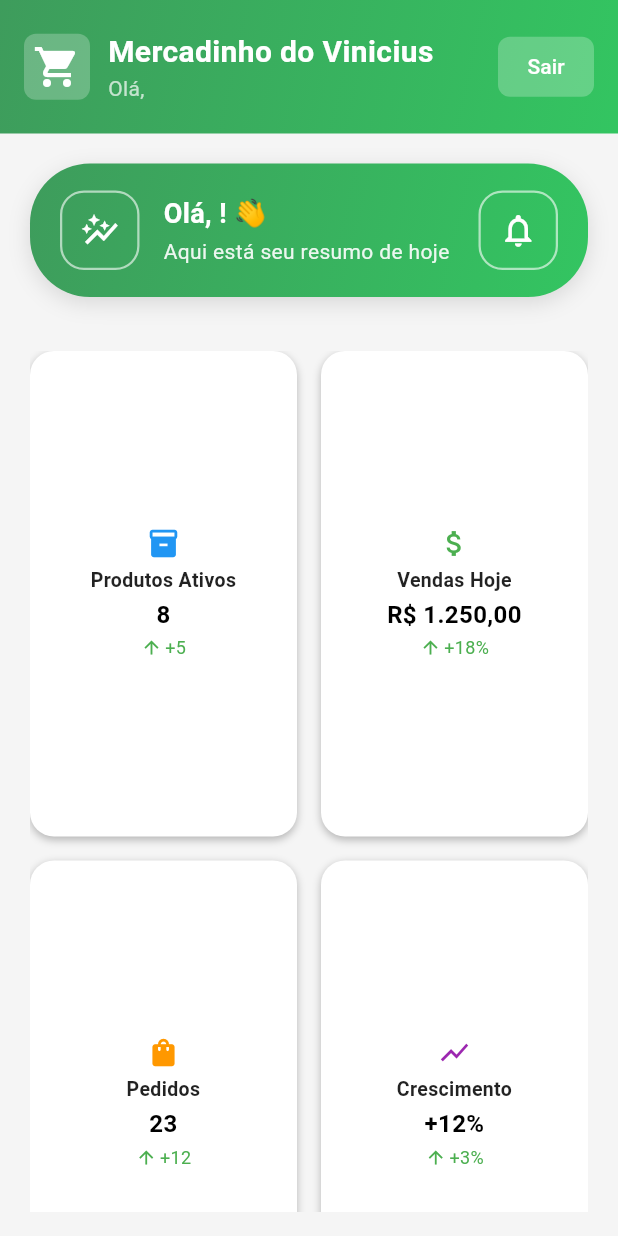
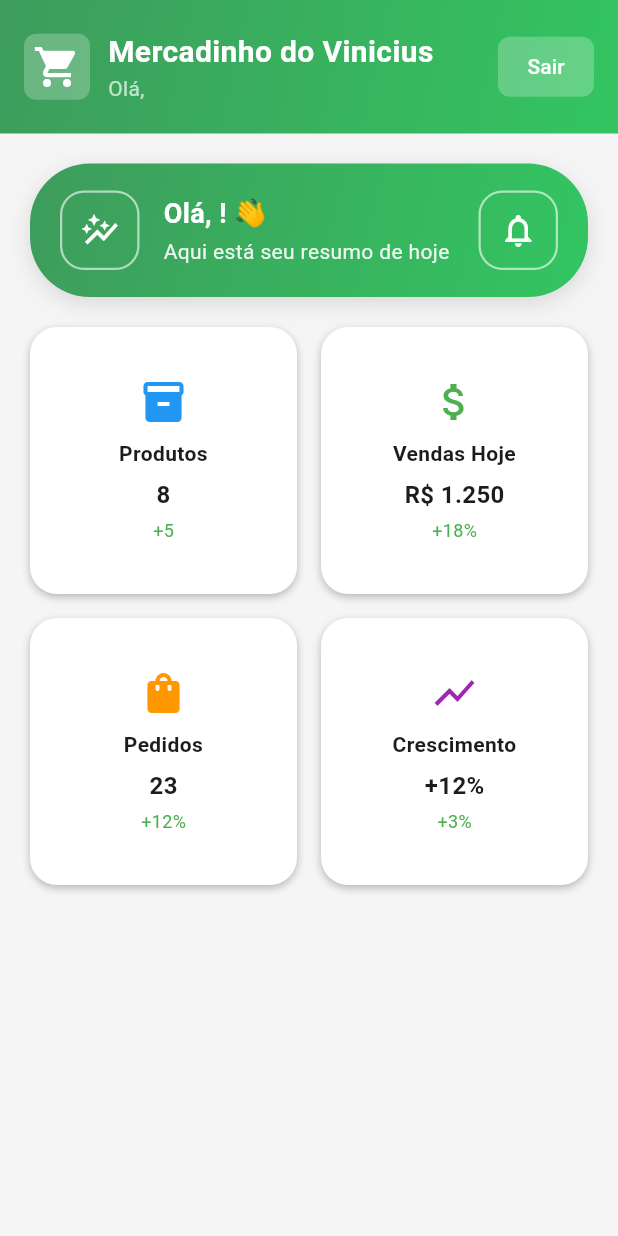
Before and after one commit to Vinicius21454/mercadinho-vinicius, a Flutter app: the HomePage screen opened directly, on a phone screen of 412 x 824 dp. Run offline on Flutter 3.47's test engine with Material 3 defaults, Android fonts, the light colour scheme and no system bars; our stand-ins replace cloud_firestore, firebase_auth, firebase_core; accounts and stored records are empty.

Commit message:
Atualizado 23-11

```diff
--- a/lib/home.dart
+++ b/lib/home.dart
@@ -68,7 +68,11 @@ class _HomePageState extends State<HomePage> {
   Widget build(BuildContext context) {
     return Scaffold(
       backgroundColor: Colors.grey[100],
-      body: Column(
+
+      // TUDO AGORA ROLA
+      body: SingleChildScrollView(
+        physics: const BouncingScrollPhysics(),
+        child: Column(
           children: [
             // CABEÇALHO
             Container(
@@ -148,47 +152,50 @@ class _HomePageState extends State<HomePage> {
                 ),
               ),
             ),
+
             const SizedBox(height: 20),
+
             // RESUMO
             Padding(
               padding: const EdgeInsets.symmetric(horizontal: 20),
               child: buildHeaderResumo(nomeUsuario),
             ),
+
             const SizedBox(height: 20),
-          // CARDS 2x2 MENOR
-          Expanded(
-            child: Center(
-              child: Padding(
-                padding:
-                    const EdgeInsets.symmetric(horizontal: 20, vertical: 16),
+
+            // GRID 2×2 QUADRADO COM ROLAGEM
+            Padding(
+              padding: const EdgeInsets.symmetric(horizontal: 20),
               child: GridView.count(
                 crossAxisCount: 2,
                 crossAxisSpacing: 16,
                 mainAxisSpacing: 16,
-                  childAspectRatio: 0.55, // cards bem compactos
                 shrinkWrap: true,
                 physics: const NeverScrollableScrollPhysics(),
+                childAspectRatio: 1, // deixa os cards quadrados
                 children: [
-                    buildCardDashboard("Produtos Ativos", Icons.inventory_2,
-                        Colors.blue, "8", "+5", () {}),
+                  buildCardDashboard("Produtos", Icons.inventory_2, Colors.blue,
+                      "8", "+5"),
                   buildCardDashboard("Vendas Hoje", Icons.attach_money,
-                        Colors.green, "R\$ 1.250,00", "+18%", () {}),
+                      Colors.green, "R\$ 1.250", "+18%"),
                   buildCardDashboard("Pedidos", Icons.shopping_bag,
-                        Colors.orange, "23", "+12", () {}),
+                      Colors.orange, "23", "+12%"),
                   buildCardDashboard("Crescimento", Icons.show_chart,
-                        Colors.purple, "+12%", "+3%", () {}),
+                      Colors.purple, "+12%", "+3%"),
                 ],
               ),
             ),
+
+            const SizedBox(height: 30),
+          ],
         ),
-          ),
-        ],
       ),
     );
   }
 }
 
-// WIDGET PARA O RESUMO
+// ============================= WIDGETS =============================== //
+
 Widget buildHeaderResumo(String nome) {
   return Container(
     width: double.infinity,
@@ -269,72 +276,51 @@ Widget buildHeaderResumo(String nome) {
   );
 }
 
-// WIDGET PARA OS CARDS BEM MENORES E CENTRALIZADOS
 Widget buildCardDashboard(
-  String titulo,
-  IconData icon,
-  Color corIcone,
-  String valor,
-  String crescimento,
-  VoidCallback onTap,
-) {
-  return GestureDetector(
-    onTap: onTap,
-    child: Container(
-      padding: const EdgeInsets.all(8), // padding menor
+    String titulo, IconData icon, Color corIcone, String valor, String crescimento) {
+  return Container(
+    padding: const EdgeInsets.all(10),
     decoration: BoxDecoration(
       color: Colors.white,
-        borderRadius: BorderRadius.circular(16),
+      borderRadius: BorderRadius.circular(18),
       boxShadow: const [
         BoxShadow(
           color: Colors.black26,
           blurRadius: 4,
           offset: Offset(0, 2),
-          ),
+        )
       ],
     ),
     child: Column(
-        mainAxisAlignment: MainAxisAlignment.center, // centraliza vertical
-        crossAxisAlignment: CrossAxisAlignment.center, // centraliza horizontal
+      mainAxisAlignment: MainAxisAlignment.center,
       children: [
-          Icon(icon, color: corIcone, size: 22),
-          const SizedBox(height: 4),
+        Icon(icon, color: corIcone, size: 32),
+        const SizedBox(height: 8),
         Text(
           titulo,
-            textAlign: TextAlign.center,
           style: const TextStyle(
-              color: Colors.black87,
-              fontSize: 13,
+            fontSize: 14,
             fontWeight: FontWeight.bold,
           ),
+          textAlign: TextAlign.center,
         ),
-          const SizedBox(height: 2),
+        const SizedBox(height: 6),
         Text(
           valor,
-            textAlign: TextAlign.center,
           style: const TextStyle(
-              color: Colors.black,
             fontSize: 16,
             fontWeight: FontWeight.w600,
           ),
         ),
-          const SizedBox(height: 2),
-          Row(
-            mainAxisAlignment: MainAxisAlignment.center,
-            children: [
-              const Icon(Icons.arrow_upward, color: Colors.green, size: 14),
-              const SizedBox(width: 2),
+        const SizedBox(height: 4),
         Text(
           crescimento,
           style: const TextStyle(
             color: Colors.green,
             fontSize: 12,
           ),
-              ),
+        )
       ],
-          ),
-        ],
-      ),
     ),
   );
 }
```
Lines whose indentation alone changed are shown as unchanged.
